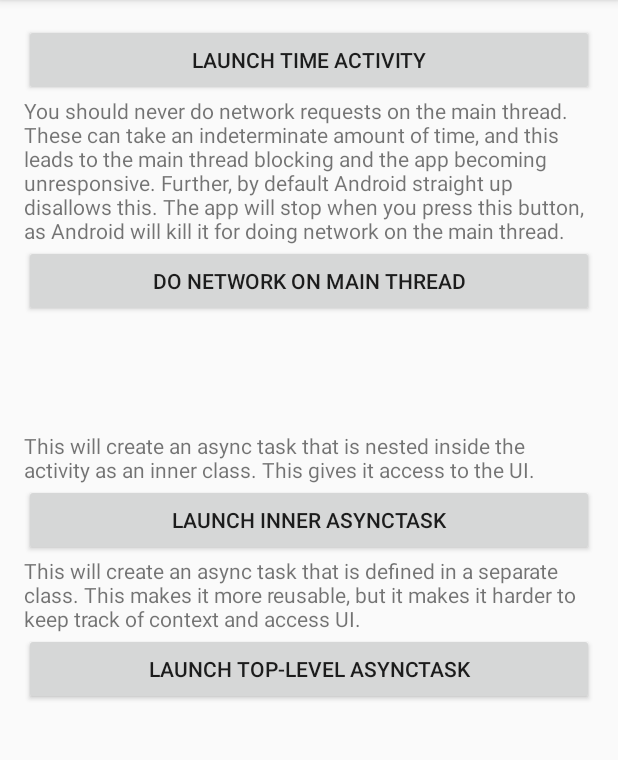
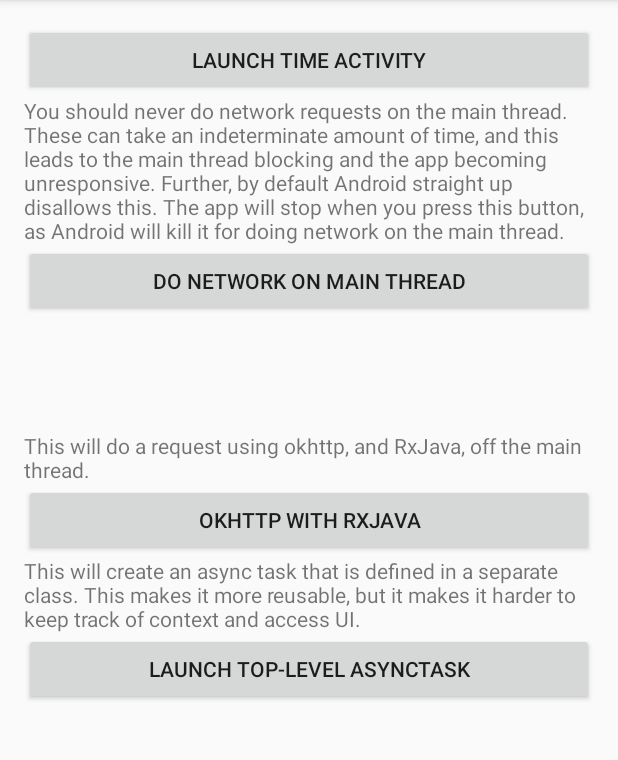
Before and after one commit to srsudar/cse390-android-playground, an Android app: the screen it shows after launch (MainActivity), on a phone screen of 412 x 824 dp, the part 84-844 px from its top. Run offline under Robolectric (Android 15) with nearby library versions, the phone set to English and light mode, and no system bars; libraries missing offline, so code that uses them is left out: rx.android.schedulers, rx.schedulers.

Commit message:
Add example of okhttp off the main thread with rxjava

```diff
--- a/app/build.gradle
+++ b/app/build.gradle
@@ -26,4 +26,10 @@ dependencies {
     })
     compile 'com.android.support:appcompat-v7:24.2.1'
     testCompile 'junit:junit:4.12'
+
+    compile 'com.squareup.okhttp3:okhttp:3.4.1'
+    compile 'io.reactivex:rxandroid:1.2.1'
+    // Because RxAndroid releases are few and far between, it is recommended you also
+    // explicitly depend on RxJava's latest version for bug fixes and new features.
+    compile 'io.reactivex:rxjava:1.1.6'
 }
--- a/app/src/main/AndroidManifest.xml
+++ b/app/src/main/AndroidManifest.xml
@@ -1,6 +1,8 @@
 <?xml version="1.0" encoding="utf-8"?>
 <manifest package="org.cse390.playground"
           xmlns:android="http://schemas.android.com/apk/res/android">
+
+  <uses-permission android:name="android.permission.INTERNET" />
 
   <application
       android:allowBackup="true"
--- a/app/src/main/java/org/cse390/playground/MainActivity.java
+++ b/app/src/main/java/org/cse390/playground/MainActivity.java
@@ -27,6 +27,13 @@ import java.util.concurrent.ThreadPoolExecutor;
 
 import javax.net.ssl.HttpsURLConnection;
 
+import okhttp3.OkHttpClient;
+import okhttp3.Request;
+import okhttp3.Response;
+import rx.Subscriber;
+import rx.android.schedulers.AndroidSchedulers;
+import rx.schedulers.Schedulers;
+
 
 public class MainActivity extends AppCompatActivity implements
     LoaderManager.LoaderCallbacks<List<FooObject>> {
@@ -36,7 +43,7 @@ public class MainActivity extends AppCompatActivity implements
   private TextView message;
   private Button networkMainThread;
   private Button launchTime;
-  private Button launchInnerTask;
+  private Button networkOkHttp;
   private Button launchTopLevelTask;
   protected ContentLoadingProgressBar loading;
 
@@ -52,7 +59,7 @@ public class MainActivity extends AppCompatActivity implements
     this.networkMainThread = (Button) findViewById(
         R.id.do_network_main_thread);
     this.launchTime = (Button) findViewById(R.id.launch_time_activity);
-    this.launchInnerTask = (Button) findViewById(R.id.launch_inner_asynctask);
+    this.networkOkHttp = (Button) findViewById(R.id.do_network_http);
     this.launchTopLevelTask = (Button) findViewById(
         R.id.launch_standalone_asynctask);
     this.loading = (ContentLoadingProgressBar) findViewById(R.id.loading);
@@ -65,6 +72,7 @@ public class MainActivity extends AppCompatActivity implements
       @Override
       public void onClick(View view) {
         try {
+          // On the main thread, this will fail!
           URL url = new URL("https://api.github.com/users/srsudar");
           HttpsURLConnection urlConnection = (HttpsURLConnection) url
               .openConnection();
@@ -84,6 +92,35 @@ public class MainActivity extends AppCompatActivity implements
       public void onClick(View view) {
         Intent intent = new Intent(MainActivity.this, TimeActivity.class);
         startActivity(intent);
+      }
+    });
+
+    networkOkHttp.setOnClickListener(new View.OnClickListener() {
+      @Override
+      public void onClick(View view) {
+        loading.setVisibility(View.VISIBLE);
+        OkHttpFetcher fetcher = new OkHttpFetcher();
+        fetcher.getStringFromUrl("https://api.github.com/users/srduar")
+            .subscribeOn(Schedulers.io())
+            .observeOn(AndroidSchedulers.mainThread())
+            .subscribe(new Subscriber<String>() {
+              @Override
+              public void onCompleted() {
+                loading.setVisibility(View.INVISIBLE);
+              }
+
+              @Override
+              public void onError(Throwable e) {
+                loading.setVisibility(View.INVISIBLE);
+                Toast.makeText(MainActivity.this, "Something went wrong", Toast
+                    .LENGTH_SHORT).show();              }
+
+              @Override
+              public void onNext(String s) {
+                Toast.makeText(MainActivity.this, "Got string: " + s, Toast
+                    .LENGTH_SHORT).show();
+              }
+            });
       }
     });
   }
--- a/app/src/main/res/layout/activity_main.xml
+++ b/app/src/main/res/layout/activity_main.xml
@@ -45,7 +45,7 @@
 
 
     <TextView
-        android:text="@string/msg_inner_async_task"
+        android:text="@string/msg_network_okhttp"
         android:layout_width="match_parent"
         android:layout_height="wrap_content"/>
 
@@ -53,8 +53,8 @@
     <Button
         android:layout_width="match_parent"
         android:layout_height="wrap_content"
-        android:id="@+id/launch_inner_asynctask"
-        android:text="@string/launch_inner_asynctask"/>
+        android:id="@+id/do_network_http"
+        android:text="@string/do_network_with_oktthp"/>
 
 
     <TextView
--- a/app/src/main/res/values/strings.xml
+++ b/app/src/main/res/values/strings.xml
@@ -13,14 +13,10 @@
   <string name="moment_on_create_called">The moment onCreate was called was: "
   </string>
 
-  <string name="msg_inner_async_task">This will create an async task that is
-  nested inside the activity as an inner class. This gives it access to the UI.</string>
-
     <string name="msg_standalone_async_task">This will create an async task that is
       defined in a separate class. This makes it more reusable, but it makes it
     harder to keep track of context and access UI.</string>
 
-  <string name="launch_inner_asynctask">Launch Inner AsyncTask</string>
   <string name="launch_standalone_asynctask">Launch Top-Level AsyncTask</string>
 
   <string name="do_network_on_main_thread">Do Network on Main Thread</string>
@@ -29,4 +25,8 @@
   leads to the main thread blocking and the app becoming unresponsive. Further,
   by default Android straight up disallows this. The app will stop when you press
   this button, as Android will kill it for doing network on the main thread.</string>
+
+  <string name="do_network_with_oktthp">OkHttp with RxJava</string>
+  <string name="msg_network_okhttp">This will do a request using okhttp, and
+  RxJava, off the main thread.</string>
 </resources>
```
Also changed, not shown: app/src/main/java/org/cse390/playground/OkHttpFetcher.java (added, +41 -0 lines).
